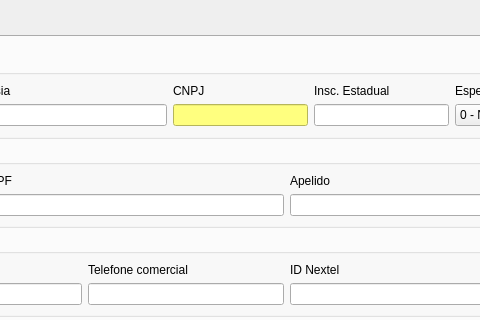
First picture: the form in ui/cadastrofornecedor.ui, repository darktorres/ERP-STACCATO, before the edit; both pictures show x 358 to 838 and y 0 to 320 of the 1388 by 765 pixel window.
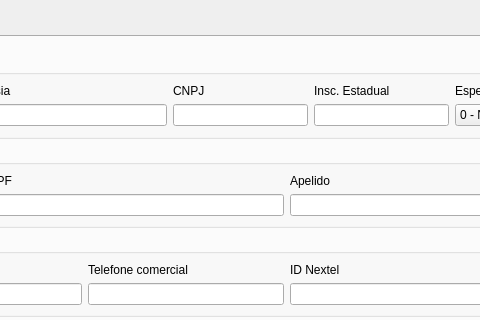
Second picture: the form after the edit. Icons and pictures are not drawn. Custom widgets are drawn as their Qt base class.

Commit message: Remover obrigatoriedade de CNPJ no cadastro do fornecedor

What changed in the file:
```diff
--- a/ui/cadastrofornecedor.ui
+++ b/ui/cadastrofornecedor.ui
@@ -446,10 +446,6 @@
                  <property name="accessibleName">
                   <string>CNPJ</string>
                  </property>
-                 <property name="styleSheet">
-                  <string notr="true">background-color: rgb(255, 255, 127);
-color: rgb(0, 0, 0);</string>
-                 </property>
                 </widget>
                </item>
                <item row="2" column="1">
```
